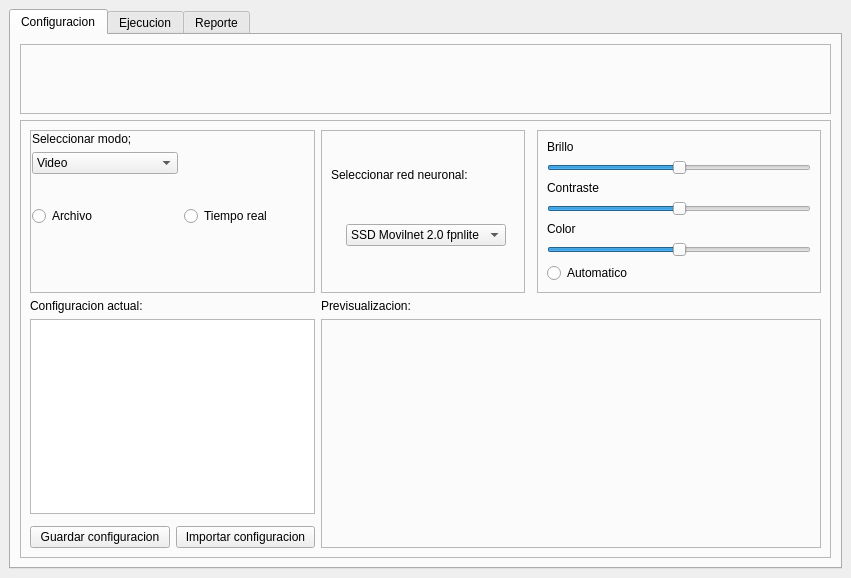
The window that untitled.ui (Syiro/Conteodevehiculos) describes before a commit, drawn with Qt 5.
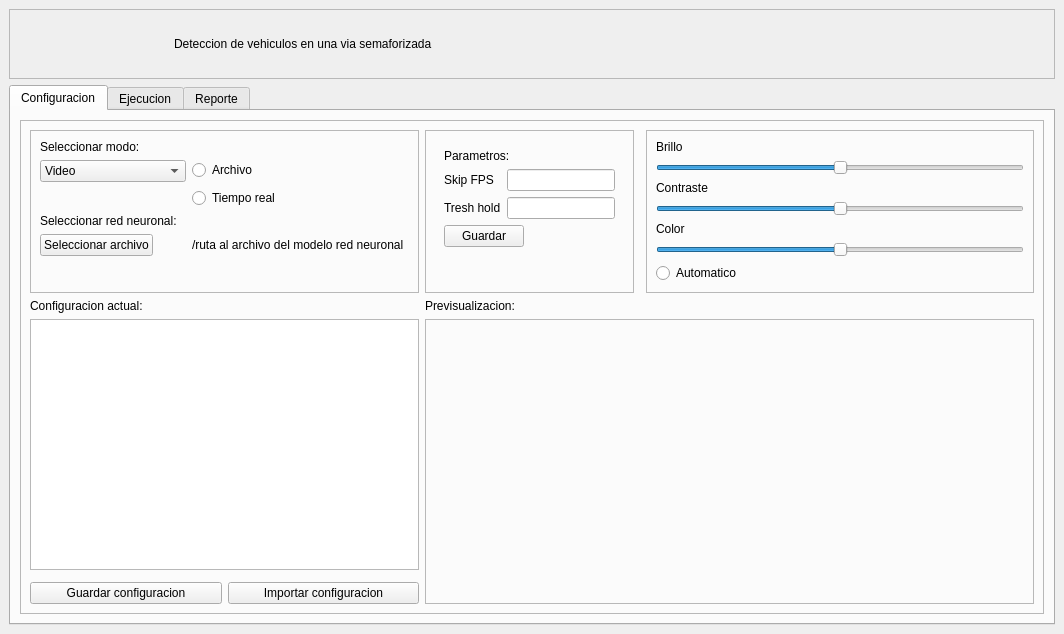
The same window after the commit. The open tabs and pages were chosen to show the change. Icons and pictures are not drawn.

Patch:
```diff
--- a/untitled.ui
+++ b/untitled.ui
@@ -6,16 +6,10 @@
    <rect>
     <x>0</x>
     <y>0</y>
-    <width>793</width>
-    <height>578</height>
+    <width>1064</width>
+    <height>608</height>
    </rect>
   </property>
-  <property name="sizePolicy">
-   <sizepolicy hsizetype="Minimum" vsizetype="Minimum">
-    <horstretch>0</horstretch>
-    <verstretch>0</verstretch>
-   </sizepolicy>
-  </property>
   <property name="maximumSize">
    <size>
     <width>1350</width>
@@ -25,16 +19,15 @@
   <property name="windowTitle">
    <string>Deteccion de carros en una via semaforizada</string>
   </property>
-  <property name="windowIcon">
-   <iconset theme="logo_chico.png">
-    <normaloff>../../.designer/backup/Videotoframe/logo_chico.png</normaloff>../../.designer/backup/Videotoframe/logo_chico.png</iconset>
-  </property>
   <property name="layoutDirection">
    <enum>Qt::LeftToRight</enum>
   </property>
   <property name="autoFillBackground">
    <bool>true</bool>
   </property>
+  <property name="tabShape">
+   <enum>QTabWidget::Rounded</enum>
+  </property>
   <widget class="QWidget" name="centralwidget">
    <property name="enabled">
     <bool>true</bool>
@@ -45,8 +38,95 @@
      <verstretch>0</verstretch>
     </sizepolicy>
    </property>
-   <layout class="QHBoxLayout" name="horizontalLayout_3">
-    <item>
+   <layout class="QGridLayout" name="gridLayout_3">
+    <item row="0" column="0">
+     <widget class="QFrame" name="frame_2">
+      <property name="layoutDirection">
+       <enum>Qt::RightToLeft</enum>
+      </property>
+      <property name="frameShape">
+       <enum>QFrame::StyledPanel</enum>
+      </property>
+      <property name="frameShadow">
+       <enum>QFrame::Raised</enum>
+      </property>
+      <layout class="QGridLayout" name="gridLayout_4">
+       <item row="0" column="2">
+        <widget class="QLabel" name="label_22">
+         <property name="sizePolicy">
+          <sizepolicy hsizetype="Fixed" vsizetype="Fixed">
+           <horstretch>0</horstretch>
+           <verstretch>0</verstretch>
+          </sizepolicy>
+         </property>
+         <property name="minimumSize">
+          <size>
+           <width>50</width>
+           <height>50</height>
+          </size>
+         </property>
+         <property name="maximumSize">
+          <size>
+           <width>50</width>
+           <height>50</height>
+          </size>
+         </property>
+         <property name="text">
+          <string/>
+         </property>
+         <property name="pixmap">
+          <pixmap>icons/logoUV_Gris.jpg</pixmap>
+         </property>
+         <property name="scaledContents">
+          <bool>true</bool>
+         </property>
+         <property name="alignment">
+          <set>Qt::AlignRight|Qt::AlignTrailing|Qt::AlignVCenter</set>
+         </property>
+        </widget>
+       </item>
+       <item row="0" column="1">
+        <widget class="QLabel" name="label_23">
+         <property name="maximumSize">
+          <size>
+           <width>50</width>
+           <height>50</height>
+          </size>
+         </property>
+         <property name="text">
+          <string/>
+         </property>
+         <property name="pixmap">
+          <pixmap>icons/logo_chico.png</pixmap>
+         </property>
+         <property name="scaledContents">
+          <bool>true</bool>
+         </property>
+         <property name="alignment">
+          <set>Qt::AlignRight|Qt::AlignTrailing|Qt::AlignVCenter</set>
+         </property>
+        </widget>
+       </item>
+       <item row="0" column="3">
+        <widget class="QLabel" name="label_27">
+         <property name="maximumSize">
+          <size>
+           <width>300</width>
+           <height>100</height>
+          </size>
+         </property>
+         <property name="text">
+          <string>Deteccion de vehiculos en una via semaforizada</string>
+         </property>
+         <property name="alignment">
+          <set>Qt::AlignLeading|Qt::AlignLeft|Qt::AlignVCenter</set>
+         </property>
+        </widget>
+       </item>
+      </layout>
+     </widget>
+    </item>
+    <item row="1" column="0">
      <widget class="QTabWidget" name="tabWidget">
       <property name="enabled">
        <bool>true</bool>
@@ -58,7 +138,7 @@
        </sizepolicy>
       </property>
       <property name="currentIndex">
-       <number>1</number>
+       <number>0</number>
       </property>
       <widget class="QWidget" name="tab">
        <property name="sizePolicy">
@@ -78,75 +158,7 @@
        </attribute>
        <layout class="QVBoxLayout" name="verticalLayout_5">
         <item>
-         <widget class="QFrame" name="frame_2">
-          <property name="layoutDirection">
-           <enum>Qt::RightToLeft</enum>
-          </property>
-          <property name="frameShape">
-           <enum>QFrame::StyledPanel</enum>
-          </property>
-          <property name="frameShadow">
-           <enum>QFrame::Raised</enum>
-          </property>
-          <layout class="QHBoxLayout" name="horizontalLayout_7">
-           <item>
-            <widget class="QLabel" name="label_22">
-             <property name="sizePolicy">
-              <sizepolicy hsizetype="Fixed" vsizetype="Fixed">
-               <horstretch>0</horstretch>
-               <verstretch>0</verstretch>
-              </sizepolicy>
-             </property>
-             <property name="minimumSize">
-              <size>
-               <width>50</width>
-               <height>50</height>
-              </size>
-             </property>
-             <property name="maximumSize">
-              <size>
-               <width>50</width>
-               <height>50</height>
-              </size>
-             </property>
-             <property name="text">
-              <string/>
-             </property>
-             <property name="pixmap">
-              <pixmap>logounivalle.png</pixmap>
-             </property>
-             <property name="scaledContents">
-              <bool>true</bool>
-             </property>
-             <property name="alignment">
-              <set>Qt::AlignRight|Qt::AlignTrailing|Qt::AlignVCenter</set>
-             </property>
-            </widget>
-           </item>
-           <item>
-            <widget class="QLabel" name="label_23">
-             <property name="maximumSize">
-              <size>
-               <width>50</width>
-               <height>50</height>
-              </size>
-             </property>
-             <property name="text">
-              <string/>
-             </property>
-             <property name="pixmap">
-              <pixmap>logo_chico.png</pixmap>
-             </property>
-             <property name="scaledContents">
-              <bool>true</bool>
-             </property>
-             <property name="alignment">
-              <set>Qt::AlignRight|Qt::AlignTrailing|Qt::AlignVCenter</set>
-             </property>
-            </widget>
-           </item>
-          </layout>
-         </widget>
+         <layout class="QVBoxLayout" name="verticalLayout_4"/>
         </item>
         <item>
          <widget class="QFrame" name="gridFrame">
@@ -163,156 +175,8 @@
            <property name="sizeConstraint">
             <enum>QLayout::SetMaximumSize</enum>
            </property>
-           <item row="5" column="0">
-            <layout class="QVBoxLayout" name="verticalLayout">
-             <item>
-              <widget class="QFrame" name="frame">
-               <property name="sizePolicy">
-                <sizepolicy hsizetype="Minimum" vsizetype="Minimum">
-                 <horstretch>0</horstretch>
-                 <verstretch>0</verstretch>
-                </sizepolicy>
-               </property>
-               <property name="frameShape">
-                <enum>QFrame::StyledPanel</enum>
-               </property>
-               <layout class="QFormLayout" name="formLayout">
-                <property name="leftMargin">
-                 <number>1</number>
-                </property>
-                <property name="topMargin">
-                 <number>1</number>
-                </property>
-                <property name="rightMargin">
-                 <number>1</number>
-                </property>
-                <property name="bottomMargin">
-                 <number>1</number>
-                </property>
-                <item row="1" column="0">
-                 <widget class="QLabel" name="label_4">
-                  <property name="text">
-                   <string>Seleccionar modo;</string>
-                  </property>
-                 </widget>
-                </item>
-                <item row="2" column="0">
-                 <widget class="QComboBox" name="comboBox">
-                  <item>
-                   <property name="text">
-                    <string>Video</string>
-                   </property>
-                  </item>
-                  <item>
-                   <property name="text">
-                    <string>Imagenes</string>
-                   </property>
-                  </item>
-                  <item>
-                   <property name="text">
-                    <string>Video en Tiempo real</string>
-                   </property>
-                  </item>
-                 </widget>
-                </item>
-                <item row="3" column="0">
-                 <spacer name="horizontalSpacer_14">
-                  <property name="orientation">
-                   <enum>Qt::Horizontal</enum>
-                  </property>
-                  <property name="sizeHint" stdset="0">
-                   <size>
-                    <width>40</width>
-                    <height>20</height>
-                   </size>
-                  </property>
-                 </spacer>
-                </item>
-                <item row="3" column="1">
-                 <spacer name="horizontalSpacer_15">
-                  <property name="orientation">
-                   <enum>Qt::Horizontal</enum>
-                  </property>
-                  <property name="sizeHint" stdset="0">
-                   <size>
-                    <width>40</width>
-                    <height>20</height>
-                   </size>
-                  </property>
-                 </spacer>
-                </item>
-                <item row="4" column="0">
-                 <widget class="QRadioButton" name="radioButton_3">
-                  <property name="text">
-                   <string>Archivo</string>
-                  </property>
-                  <property name="checkable">
-                   <bool>true</bool>
-                  </property>
-                 </widget>
-                </item>
-                <item row="4" column="1">
-                 <widget class="QRadioButton" name="radioButton_2">
-                  <property name="text">
-                   <string>Tiempo real</string>
-                  </property>
-                  <property name="checkable">
-                   <bool>true</bool>
-                  </property>
-                  <property name="checked">
-                   <bool>false</bool>
-                  </property>
-                 </widget>
-                </item>
-               </layout>
-              </widget>
-             </item>
-            </layout>
-           </item>
-           <item row="7" column="1">
-            <widget class="QLabel" name="label_16">
-             <property name="sizePolicy">
-              <sizepolicy hsizetype="Minimum" vsizetype="Minimum">
-               <horstretch>0</horstretch>
-               <verstretch>0</verstretch>
-              </sizepolicy>
-             </property>
-             <property name="text">
-              <string>Previsualizacion:</string>
-             </property>
-             <property name="wordWrap">
-              <bool>false</bool>
-             </property>
-             <property name="margin">
-              <number>0</number>
-             </property>
-            </widget>
-           </item>
-           <item row="7" column="0">
-            <widget class="QLabel" name="label_17">
-             <property name="sizePolicy">
-              <sizepolicy hsizetype="Minimum" vsizetype="Minimum">
-               <horstretch>0</horstretch>
-               <verstretch>0</verstretch>
-              </sizepolicy>
-             </property>
-             <property name="text">
-              <string>Configuracion actual:</string>
-             </property>
-            </widget>
-           </item>
-           <item row="10" column="0">
-            <widget class="QTextEdit" name="textEdit">
-             <property name="acceptDrops">
-              <bool>false</bool>
-             </property>
-             <property name="textInteractionFlags">
-              <set>Qt::NoTextInteraction</set>
-             </property>
-            </widget>
-           </item>
            <item row="5" column="3">
-            <widget class="QFrame" name="frame">
+            <widget class="QFrame" name="frame_3">
              <property name="sizePolicy">
               <sizepolicy hsizetype="Minimum" vsizetype="Minimum">
                <horstretch>0</horstretch>
@@ -402,6 +266,35 @@
              </layout>
             </widget>
            </item>
+           <item row="10" column="0">
+            <widget class="QTextEdit" name="textEdit">
+             <property name="acceptDrops">
+              <bool>false</bool>
+             </property>
+             <property name="textInteractionFlags">
+              <set>Qt::NoTextInteraction</set>
+             </property>
+            </widget>
+           </item>
+           <item row="7" column="1">
+            <widget class="QLabel" name="label_16">
+             <property name="sizePolicy">
+              <sizepolicy hsizetype="Minimum" vsizetype="Minimum">
+               <horstretch>0</horstretch>
+               <verstretch>0</verstretch>
+              </sizepolicy>
+             </property>
+             <property name="text">
+              <string>Previsualizacion:</string>
+             </property>
+             <property name="wordWrap">
+              <bool>false</bool>
+             </property>
+             <property name="margin">
+              <number>0</number>
+             </property>
+            </widget>
+           </item>
            <item row="12" column="0">
             <layout class="QHBoxLayout" name="horizontalLayout">
              <item>
@@ -420,8 +313,97 @@
              </item>
             </layout>
            </item>
+           <item row="5" column="0">
+            <layout class="QVBoxLayout" name="verticalLayout">
+             <item>
+              <widget class="QFrame" name="frame">
+               <property name="sizePolicy">
+                <sizepolicy hsizetype="Minimum" vsizetype="Minimum">
+                 <horstretch>0</horstretch>
+                 <verstretch>0</verstretch>
+                </sizepolicy>
+               </property>
+               <property name="frameShape">
+                <enum>QFrame::StyledPanel</enum>
+               </property>
+               <layout class="QFormLayout" name="formLayout">
+                <item row="0" column="0">
+                 <widget class="QLabel" name="label_4">
+                  <property name="text">
+                   <string>Seleccionar modo:</string>
+                  </property>
+                 </widget>
+                </item>
+                <item row="1" column="0">
+                 <widget class="QComboBox" name="comboBox">
+                  <item>
+                   <property name="text">
+                    <string>Video</string>
+                   </property>
+                  </item>
+                  <item>
+                   <property name="text">
+                    <string>Imagenes</string>
+                   </property>
+                  </item>
+                  <item>
+                   <property name="text">
+                    <string>Video en Tiempo real</string>
+                   </property>
+                  </item>
+                 </widget>
+                </item>
+                <item row="1" column="1">
+                 <widget class="QRadioButton" name="radioButton_3">
+                  <property name="text">
+                   <string>Archivo</string>
+                  </property>
+                  <property name="checkable">
+                   <bool>true</bool>
+                  </property>
+                 </widget>
+                </item>
+                <item row="2" column="1">
+                 <widget class="QRadioButton" name="radioButton_2">
+                  <property name="text">
+                   <string>Tiempo real</string>
+                  </property>
+                  <property name="checkable">
+                   <bool>true</bool>
+                  </property>
+                  <property name="checked">
+                   <bool>false</bool>
+                  </property>
+                 </widget>
+                </item>
+                <item row="3" column="0" colspan="2">
+                 <widget class="QLabel" name="label_5">
+                  <property name="text">
+                   <string>Seleccionar red neuronal:</string>
+                  </property>
+                 </widget>
+                </item>
+                <item row="5" column="0">
+                 <widget class="QPushButton" name="pushButton">
+                  <property name="text">
+                   <string>Seleccionar archivo</string>
+                  </property>
+                 </widget>
+                </item>
+                <item row="5" column="1">
+                 <widget class="QLabel" name="label_28">
+                  <property name="text">
+                   <string>/ruta al archivo del modelo red neuronal</string>
+                  </property>
+                 </widget>
+                </item>
+               </layout>
+              </widget>
+             </item>
+            </layout>
+           </item>
            <item row="5" column="1">
-            <widget class="QFrame" name="frame">
+            <widget class="QFrame" name="frame_4">
              <property name="sizePolicy">
               <sizepolicy hsizetype="Minimum" vsizetype="Minimum">
                <horstretch>0</horstretch>
@@ -431,16 +413,9 @@
              <property name="frameShape">
               <enum>QFrame::StyledPanel</enum>
              </property>
-             <layout class="QVBoxLayout" name="verticalLayout_3">
-              <item>
-               <widget class="QLabel" name="label_5">
-                <property name="text">
-                 <string>Seleccionar red neuronal:</string>
-                </property>
-               </widget>
-              </item>
-              <item>
-               <widget class="QFrame" name="frame">
+             <layout class="QGridLayout" name="gridLayout_7">
+              <item row="0" column="0">
+               <widget class="QFrame" name="frame_5">
                 <property name="sizePolicy">
                  <sizepolicy hsizetype="Minimum" vsizetype="Minimum">
                   <horstretch>0</horstretch>
@@ -451,23 +426,58 @@
                  <enum>QFrame::NoFrame</enum>
                 </property>
                 <layout class="QFormLayout" name="formLayout_4">
-                 <item row="0" column="1">
-                  <widget class="QComboBox" name="comboBox_4">
-                   <item>
-                    <property name="text">
-                     <string>SSD Movilnet 2.0 fpnlite</string>
-                    </property>
-                   </item>
-                   <item>
-                    <property name="text">
-                     <string>Red2</string>
-                    </property>
-                   </item>
-                   <item>
-                    <property name="text">
-                     <string>Red3</string>
-                    </property>
-                   </item>
+                 <item row="0" column="0" colspan="2">
+                  <widget class="QLabel" name="label_29">
+                   <property name="text">
+                    <string>Parametros:</string>
+                   </property>
+                  </widget>
+                 </item>
+                 <item row="1" column="0">
+                  <widget class="QLabel" name="label_30">
+                   <property name="text">
+                    <string>Skip FPS</string>
+                   </property>
+                  </widget>
+                 </item>
+                 <item row="1" column="1">
+                  <widget class="QLineEdit" name="lineEdit">
+                   <property name="sizePolicy">
+                    <sizepolicy hsizetype="Fixed" vsizetype="Fixed">
+                     <horstretch>0</horstretch>
+                     <verstretch>0</verstretch>
+                    </sizepolicy>
+                   </property>
+                  </widget>
+                 </item>
+                 <item row="2" column="0">
+                  <widget class="QLabel" name="label_31">
+                   <property name="text">
+                    <string>Tresh hold</string>
+                   </property>
+                  </widget>
+                 </item>
+                 <item row="2" column="1">
+                  <widget class="QLineEdit" name="lineEdit_2">
+                   <property name="sizePolicy">
+                    <sizepolicy hsizetype="Fixed" vsizetype="Fixed">
+                     <horstretch>0</horstretch>
+                     <verstretch>0</verstretch>
+                    </sizepolicy>
+                   </property>
+                  </widget>
+                 </item>
+                 <item row="3" column="0" colspan="2">
+                  <widget class="QPushButton" name="pushButton_2">
+                   <property name="sizePolicy">
+                    <sizepolicy hsizetype="Fixed" vsizetype="Fixed">
+                     <horstretch>0</horstretch>
+                     <verstretch>0</verstretch>
+                    </sizepolicy>
+                   </property>
+                   <property name="text">
+                    <string>Guardar</string>
+                   </property>
                   </widget>
                  </item>
                 </layout>
@@ -476,13 +486,26 @@
              </layout>
             </widget>
            </item>
+           <item row="7" column="0">
+            <widget class="QLabel" name="label_17">
+             <property name="sizePolicy">
+              <sizepolicy hsizetype="Minimum" vsizetype="Minimum">
+               <horstretch>0</horstretch>
+               <verstretch>0</verstretch>
+              </sizepolicy>
+             </property>
+             <property name="text">
+              <string>Configuracion actual:</string>
+             </property>
+            </widget>
+           </item>
            <item row="10" column="1" rowspan="3" colspan="3">
             <widget class="QLabel" name="label_18">
-             <property name="sizePolicy">
-              <sizepolicy hsizetype="Minimum" vsizetype="Minimum">
-               <horstretch>0</horstretch>
-               <verstretch>0</verstretch>
-              </sizepolicy>
+             <property name="maximumSize">
+              <size>
+               <width>700</width>
+               <height>300</height>
+              </size>
              </property>
              <property name="autoFillBackground">
               <bool>false</bool>
@@ -516,11 +539,11 @@
        <layout class="QHBoxLayout" name="horizontalLayout_5">
         <item>
          <widget class="QLabel" name="label_26">
-          <property name="sizePolicy">
-           <sizepolicy hsizetype="Minimum" vsizetype="Minimum">
-            <horstretch>0</horstretch>
-            <verstretch>0</verstretch>
-           </sizepolicy>
+          <property name="maximumSize">
+           <size>
+            <width>1000</width>
+            <height>1000</height>
+           </size>
           </property>
           <property name="text">
            <string/>
@@ -765,7 +788,7 @@
        </attribute>
        <layout class="QGridLayout" name="gridLayout_5">
         <item row="0" column="0">
-         <widget class="QFrame" name="frame">
+         <widget class="QFrame" name="frame_6">
           <property name="frameShape">
            <enum>QFrame::StyledPanel</enum>
           </property>
```
